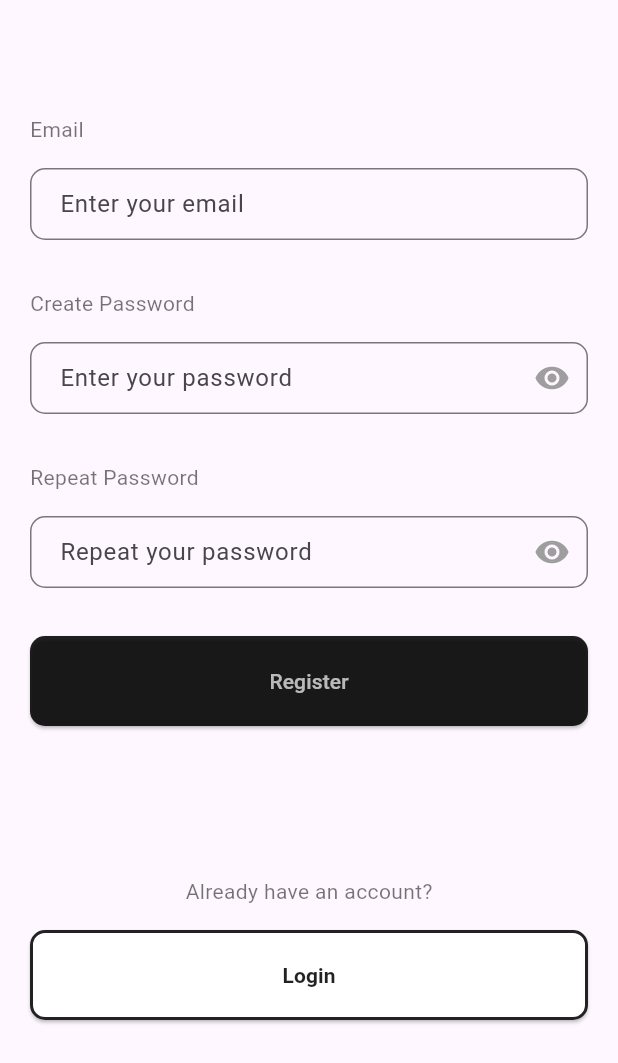
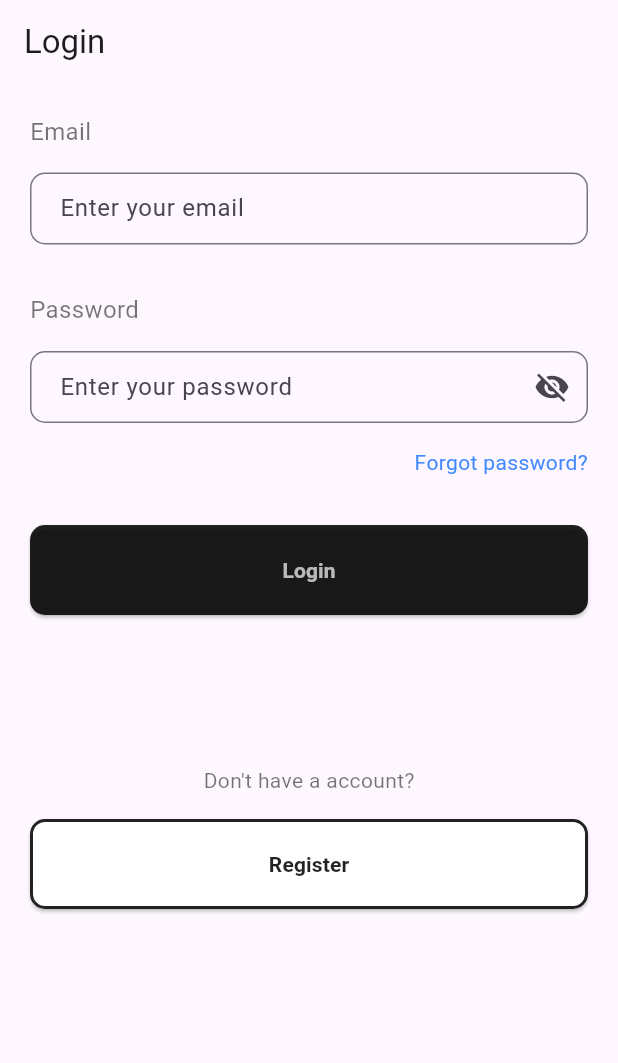
Before and after one commit to komeyl88/thermocall, a Flutter app: the screen it shows after launch, on a phone screen of 412 x 824 dp. Shown: the top 1063 px of the screen. Run offline on Flutter 3.47's test engine with Material 3 defaults, Android fonts, the phone set to English and light mode, and no system bars.

Commit message:
Create Login page

```diff
--- a/lib/login/view/login.dart
+++ b/lib/login/view/login.dart
@@ -1,25 +1,43 @@
 import 'package:flutter/material.dart';
+import 'package:thermocall/login/view/signup.dart';
 
-class Login extends StatelessWidget {
-  const Login({Key? key});
+class Login extends StatefulWidget {
+  const Login({Key? key}) : super(key: key);
+
+  @override
+  State<Login> createState() => _LoginState();
+}
+
+class _LoginState extends State<Login> {
+  bool _obscureText = true;
+
+  Widget _buildPasswordVisibilityIcon() {
+    return IconButton(
+      icon: Icon(_obscureText ? Icons.visibility_off : Icons.visibility),
+      onPressed: () => setState(() => _obscureText = !_obscureText),
+    );
+  }
 
   @override
   Widget build(BuildContext context) {
     return Scaffold(
-      appBar: AppBar(),
+      appBar: AppBar(
+        title: const Text('Login'),
+      ),
       body: Padding(
-        padding: EdgeInsets.all(20),
+        padding: const EdgeInsets.all(20.0),
         child: Column(
           crossAxisAlignment: CrossAxisAlignment.stretch,
           children: [
-            Text(
-              "Email",
+            const Text(
+              'Email',
               textAlign: TextAlign.left,
-              style: TextStyle(color: Colors.black54),
+              style: TextStyle(
+                color: Colors.black54,
+                fontSize: 16.0,
+              ),
             ),
-            SizedBox(
-              height: 16,
-            ),
+            const SizedBox(height: 16.0),
             TextFormField(
               decoration: InputDecoration(
                 contentPadding: EdgeInsets.symmetric(
@@ -32,116 +50,90 @@ class Login extends StatelessWidget {
                 ),
               ),
             ),
-            SizedBox(height: 32),
-            Text(
-              "Create Password",
+            const SizedBox(height: 32.0),
+            const Text(
+              'Password',
               textAlign: TextAlign.left,
-              style: TextStyle(color: Colors.black54),
+              style: TextStyle(
+                color: Colors.black54,
+                fontSize: 16.0,
+              ),
             ),
-            SizedBox(
-              height: 16,
-            ),
+            const SizedBox(height: 16.0),
             TextFormField(
-              obscureText: true,
+              obscureText: _obscureText,
               decoration: InputDecoration(
-                contentPadding: EdgeInsets.symmetric(horizontal: 16.0),
-                hintText: "Enter your password",
+                contentPadding: const EdgeInsets.symmetric(horizontal: 16.0),
+                hintText: 'Enter your password',
                 border: OutlineInputBorder(
-                  borderRadius: BorderRadius.circular(10),
+                  borderRadius: BorderRadius.circular(10.0),
                   borderSide: BorderSide(color: Colors.grey),
                 ),
                 suffixIcon: _buildPasswordVisibilityIcon(),
               ),
             ),
-            SizedBox(height: 32),
-            Text(
-              "Repeat Password",
-              textAlign: TextAlign.left,
-              style: TextStyle(color: Colors.black54),
+            const SizedBox(height: 16.0),
+            const Text(
+              'Forgot password?',
+              style: TextStyle(
+                color: Colors.blueAccent,
+                fontSize: 14.0,
+              ),
+              textAlign: TextAlign.right,
             ),
-            SizedBox(
-              height: 16,
-            ),
-            TextFormField(
-              obscureText: true,
-              decoration: InputDecoration(
-                contentPadding: EdgeInsets.symmetric(
-                  horizontal: 16.0,
-                ),
-                hintText: "Repeat your password",
-                border: OutlineInputBorder(
-                  borderRadius: BorderRadius.circular(10),
-                  borderSide: BorderSide(color: Colors.grey),
-                ),
-                suffixIcon: _buildPasswordVisibilityIcon(),
-              ),
-            ),
-            SizedBox(height: 32),
+            const SizedBox(height: 32.0),
             ElevatedButton(
-              onPressed: () {},
-              child: Text(
-                "Register",
+              onPressed: () async {
+                // Implement login logic here
+                // (form validation, API call, etc.)
+              },
+              child: const Text(
+                'Login',
                 style: TextStyle(
                   color: Colors.white70,
+                  fontWeight: FontWeight.bold,
                 ),
               ),
               style: ElevatedButton.styleFrom(
                 backgroundColor: Colors.black87,
-                minimumSize: Size(double.infinity, 60),
+                minimumSize: const Size(double.infinity, 60.0),
                 shape: RoundedRectangleBorder(
-                  borderRadius: BorderRadius.circular(10),
+                  borderRadius: BorderRadius.circular(10.0),
                 ),
               ),
             ),
-
-            SizedBox(height: 100),
-
+            const SizedBox(height: 100.0),
             Center(
-              child: Text(
-                "Already have an account?",
+              child: const Text(
+                "Don't have a account?",
                 style: TextStyle(color: Colors.black54),
               ),
             ),
-
-            SizedBox(height: 16), // Additional spacing for better layout
-
+            const SizedBox(height: 16.0),
             ElevatedButton(
-              onPressed: () {}, // Handle login button press
-              child: Text(
-                "Login",
+              onPressed: () {
+                Navigator.push(
+                  context,
+                  MaterialPageRoute(builder: (context) => Signup()),
+                );
+              },
+              child: const Text(
+                "Register",
                 style: TextStyle(
-                  color: Colors.black87,
-                  fontWeight: FontWeight.bold,
-                ),
+                    color: Colors.black87, fontWeight: FontWeight.bold),
               ),
               style: ElevatedButton.styleFrom(
                 backgroundColor: Colors.white,
-                minimumSize: Size(double.infinity, 60),
+                minimumSize: const Size(double.infinity, 60.0),
                 shape: RoundedRectangleBorder(
-                  borderRadius: BorderRadius.circular(10),
-                  side: BorderSide(
-                    color: Colors.black87,
-                    width: 2.0,
-                  ),
+                  borderRadius: BorderRadius.circular(10.0),
+                  side: const BorderSide(color: Colors.black87, width: 2.0),
                 ),
               ),
             ),
-            SizedBox(
-              height: 32,
-            )
           ],
         ),
       ),
     );
   }
 }
-
-Widget _buildPasswordVisibilityIcon() {
-  return GestureDetector(
-    onTap: () {},
-    child: Icon(
-      Icons.visibility,
-      color: Colors.grey,
-    ),
-  );
-}
```
Also changed, not shown: lib/login/view/signup.dart (added, +155 -0 lines).
